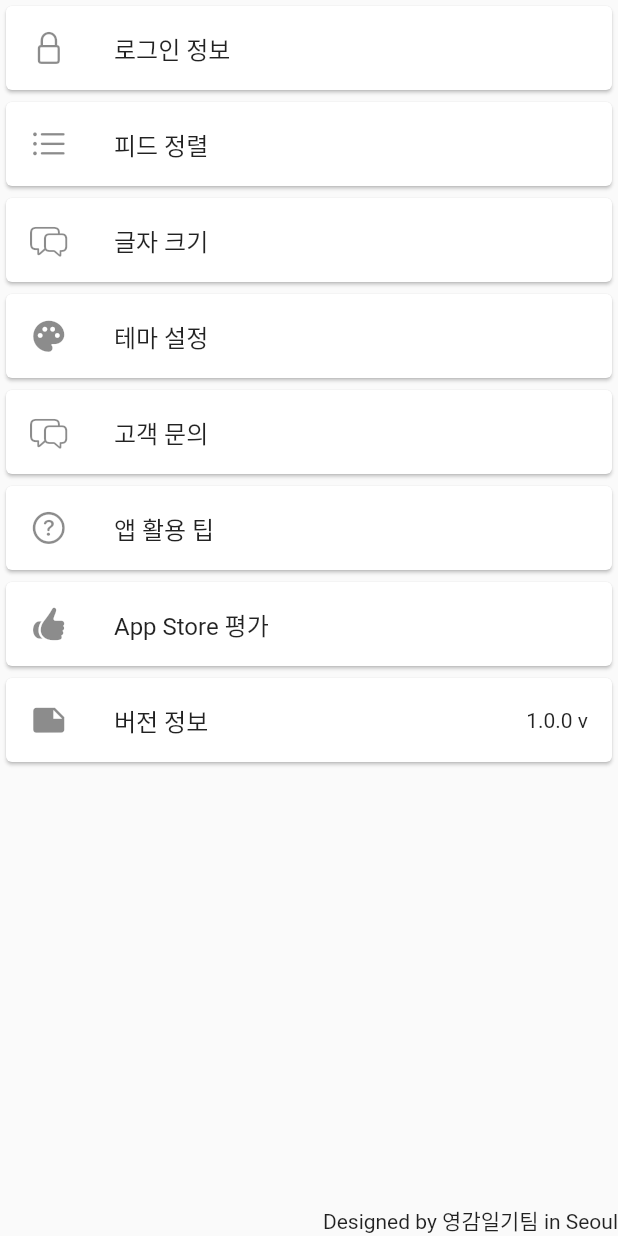
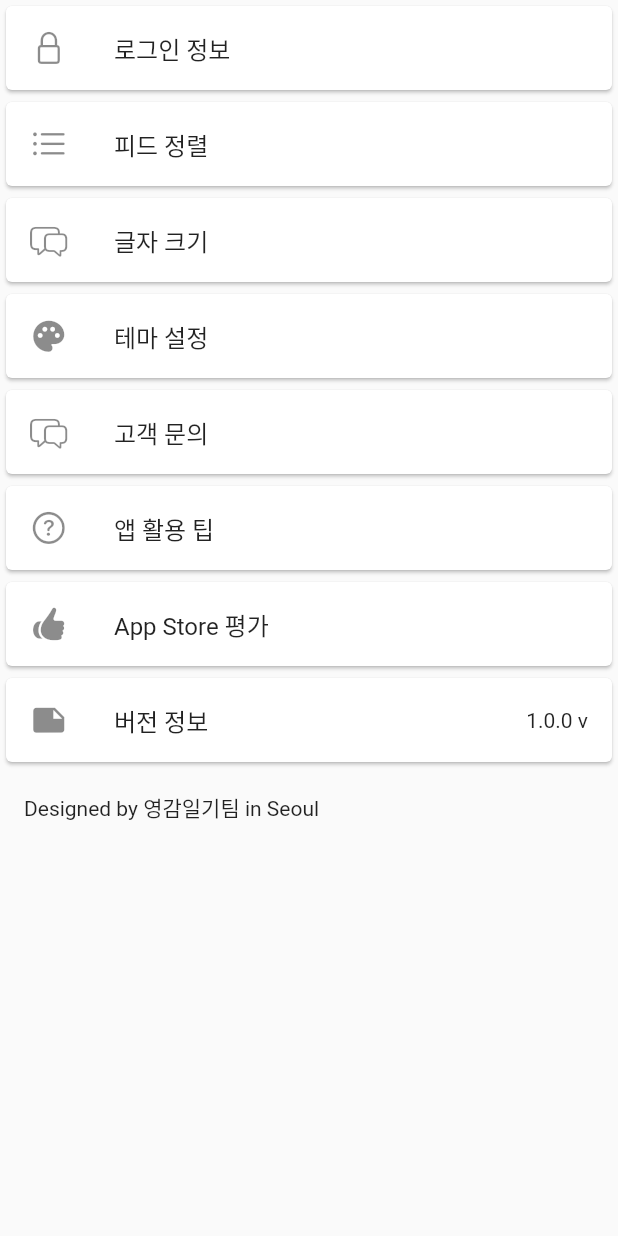
Before and after one commit to RootPark/InsNote, a Flutter app: the MyPage screen opened directly, on a phone screen of 412 x 824 dp. Run offline on Flutter 3.47's test engine with Material 2 defaults, Android fonts, the phone set to English and light mode, and no system bars; our stand-ins replace introduction_screen; missing offline and left inert: bottom_bar_with_sheet, flutter_naver_login, material_tag_editor, textfield_tags.

Commit message:
[UI]My Page - update UI

```diff
--- a/ins_note/lib/my_page.dart
+++ b/ins_note/lib/my_page.dart
@@ -13,6 +13,7 @@ class MyPage extends StatelessWidget {
     {"title": "앱 활용 팁", "icon": CupertinoIcons.question_circle},
     {"title": "App Store 평가", "icon": CupertinoIcons.hand_thumbsup_fill},
     {"title": "버전 정보", "icon": Icons.note, "version": "1.0.0 v"},
+    {"title": "Designed by"},
   ];
 
   @override
@@ -25,6 +26,7 @@ class MyPage extends StatelessWidget {
               itemCount: _items.length,
               itemBuilder: (context, index) {
                 var item = _items[index];
+                if(item["title"] != "Designed by"){
                   return Card(
                     child: ListTile(
                         leading: Icon(item["icon"] as IconData, size: 25.0),
@@ -42,16 +44,13 @@ class MyPage extends StatelessWidget {
                         }
                     ),
                   );
+                }else{
+                  return ListTile(
+                    leading: Text("Designed by 영감일기팀 in Seoul")
+                  );
+                }
+
               },
-            ),
-          ),
-          Container(
-            alignment: Alignment.bottomRight,
-            margin: EdgeInsets.all(0),
-            child: Positioned(
-              right: 0,
-              bottom: 0,
-              child: Text("Designed by 영감일기팀 in Seoul"),
             ),
           ),
         ],
```
Lines whose indentation alone changed are shown as unchanged.
